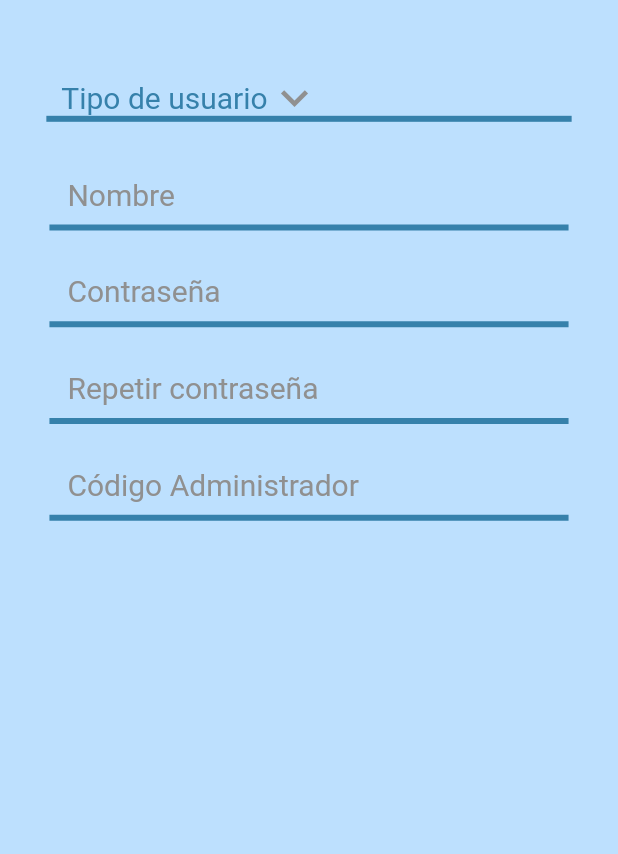
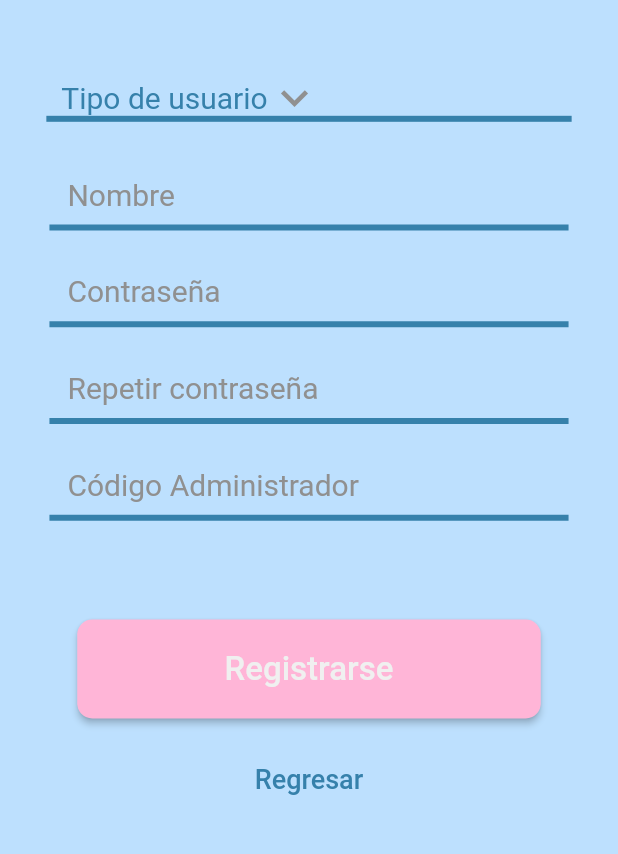
Before and after one commit to JavierVidalM/wholecake, a Flutter app: the SigninUser screen opened directly, on a phone screen of 412 x 824 dp, the part 309-1163 px from its top. Run offline on Flutter 3.47's test engine with Material 2 defaults, Android fonts, the phone set to English and light mode, and no system bars; network calls fail.

Commit message:
modulo de login actualizado

```diff
--- /dev/null
+++ b/lib/views/login/login.dart
@@ -0,0 +1,3 @@
+export 'package:wholecake/views/login/login_main.dart';
+export 'package:wholecake/views/login/login_signin.dart';
+export 'package:wholecake/views/login/login_user.dart';
--- a/lib/views/login/login_signin.dart
+++ b/lib/views/login/login_signin.dart
@@ -1,4 +1,5 @@
 import 'package:flutter/material.dart';
+import 'package:wholecake/views/login/login_main.dart';
 
 String _selectedItem = 'Tipo de usuario';
 
@@ -165,6 +166,49 @@ class _SigninUserState extends State<SigninUser> {
                                   color: Color(0xFF3681AB), width: 2.0))),
                     ),
                   ),
+                  Padding(
+                    padding: EdgeInsets.only(
+                        top: MediaQuery.of(context).size.height * 0.08),
+                    child: ElevatedButton(
+                      onPressed: () {
+                        Navigator.push(
+                            context,
+                            MaterialPageRoute(
+                                builder: (context) => LoginMain()));
+                      },
+                      style: ElevatedButton.styleFrom(
+                        backgroundColor: const Color(0xFFFFB5D7),
+                        minimumSize: Size(
+                          (MediaQuery.of(context).size.width * 0.75),
+                          (MediaQuery.of(context).size.height * 0.08),
+                        ),
+                        shape: RoundedRectangleBorder(
+                          borderRadius: BorderRadius.circular(10),
+                        ),
+                      ),
+                      child: const Text(
+                        "Registrarse",
+                        style:
+                            TextStyle(color: Color(0xFFF0F0F0), fontSize: 22),
+                      ),
+                    ),
+                  ),
+                  Padding(
+                      padding: EdgeInsets.only(
+                          top: MediaQuery.of(context).size.height * 0.02),
+                      child: TextButton(
+                        onPressed: () {
+                          Navigator.push(
+                              context,
+                              MaterialPageRoute(
+                                  builder: (context) => LoginMain()));
+                        },
+                        child: const Text(
+                          "Regresar",
+                          style:
+                              TextStyle(color: Color(0xFF3681AB), fontSize: 18),
+                        ),
+                      )),
                 ],
               )
             ]),
--- a/pubspec.yaml
+++ b/pubspec.yaml
@@ -29,10 +29,10 @@ dependencies:
     sdk: flutter
   # The following adds the Cupertino Icons font to your application.
   # Use with the CupertinoIcons class for iOS style icons.
-  file_picker: ^4.1.4
   cupertino_icons: ^1.0.2
   http: ^0.13.5
   provider: ^6.0.5
+  fl_chart: ^0.62.0
 
 dev_dependencies:
   flutter_test:
```
Also changed, not shown: lib/views/login/login_main.dart (+32 -20 lines), lib/views/login/login_user.dart (+15 -0 lines), lib/views/main/main_page.dart (+21 -0 lines), lib/views/products/products_view.dart (+5 -3 lines), pubspec.lock.
